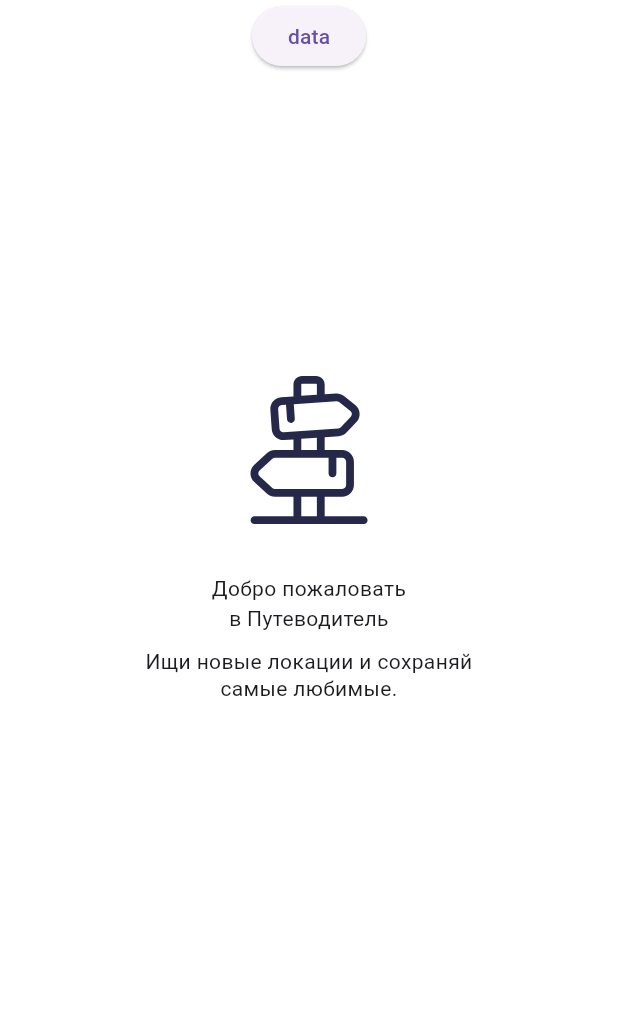
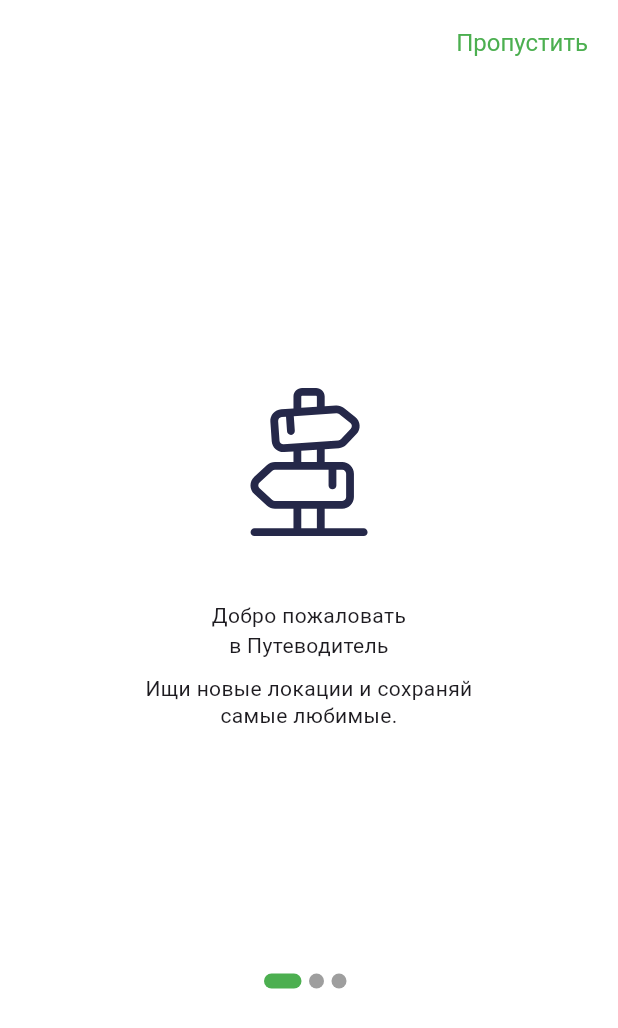
Before and after one commit to iljaKorn/surf-flutter-summer-school, a Flutter app: the screen it shows after launch, on a phone screen of 412 x 824 dp. Shown: the top 1028 px of the screen. Run offline on Flutter 3.47's test engine with Material 3 defaults, Android fonts, the phone set to English and light mode, and no system bars; our stand-ins replace cached_network_image, dio, equatable, flutter_svg, retrofit; generated files the repository leaves out were written again; statements that could not run were skipped.

Commit message:
Закончил экран и добавил переход на главный экран по кнопке

```diff
--- a/lib/features/app/app.dart
+++ b/lib/features/app/app.dart
@@ -2,6 +2,7 @@ import 'package:flutter/material.dart';
 import 'package:provider/provider.dart';
 import 'package:surf_places/features/app/di/app_dependencies.dart';
 import 'package:surf_places/features/onbording/screens/onboarding_screen.dart';
+import 'package:surf_places/features/onbording/screens/onboarding_screen_builder.dart';
 import 'package:surf_places/features/splash/splash_screen.dart';
 import 'package:surf_places/uikit/themes/app_theme_data.dart';
 
@@ -13,7 +14,11 @@ class App extends StatelessWidget {
   Widget build(BuildContext context) {
     return MultiProvider(
       providers: [...AppDependencies.providers()],
-      child: MaterialApp(debugShowCheckedModeBanner: false, theme: AppThemeData.lightTheme, home: OnboardingScreen()),
+      child: MaterialApp(
+        debugShowCheckedModeBanner: false,
+        theme: AppThemeData.lightTheme,
+        home: OnboardingScreenBuilder(),
+      ),
     );
   }
 }
--- /dev/null
+++ b/lib/features/onbording/di/onboarding_dependencies.dart
@@ -0,0 +1,9 @@
+import 'package:provider/provider.dart';
+import 'package:provider/single_child_widget.dart';
+import 'package:surf_places/features/onbording/screens/onboarding_model.dart';
+
+abstract class OnboardingDependencies {
+  static List<SingleChildWidget> providers() {
+    return [Provider<OnboardingModel>(create: (context) => OnboardingModel(isCompleted: false))];
+  }
+}
--- /dev/null
+++ b/lib/features/onbording/screens/onboarding_model.dart
@@ -0,0 +1,7 @@
+class OnboardingModel {
+  final bool _isCompleted;
+
+  OnboardingModel({required bool isCompleted}) : _isCompleted = isCompleted;
+
+  bool get isCompleted => _isCompleted;
+}
--- a/lib/features/onbording/screens/onboarding_screen.dart
+++ b/lib/features/onbording/screens/onboarding_screen.dart
@@ -1,17 +1,29 @@
 import 'package:flutter/material.dart';
 import 'package:surf_places/assets/images/app_svg_icons.dart';
 import 'package:surf_places/assets/strings/app_strings.dart';
+import 'package:surf_places/features/onbording/screens/onboarding_wm.dart';
 import 'package:surf_places/features/onbording/widgets/onboarding_page.dart';
+import 'package:surf_places/uikit/buttons/main_button.dart';
+import 'package:surf_places/uikit/buttons/text_button_widget.dart';
 
 class OnboardingScreen extends StatefulWidget {
-  const OnboardingScreen({super.key});
+  final OnboardingWm wm;
+
+  const OnboardingScreen({required this.wm, super.key});
 
   @override
   State<OnboardingScreen> createState() => _OnboardingScreenState();
 }
 
 class _OnboardingScreenState extends State<OnboardingScreen> {
+  late PageController pageController;
   int currentIndex = 0;
+
+  @override
+  void initState() {
+    super.initState();
+    pageController = PageController();
+  }
 
   final List<Widget> _slides = [
     const OnboardingPage(
@@ -34,16 +46,27 @@ class _OnboardingScreenState extends State<OnboardingScreen> {
   @override
   Widget build(BuildContext context) {
     return Scaffold(
+      appBar: AppBar(
+        actions: [
+          Visibility(
+            visible: currentIndex != _slides.length - 1,
+            child: TextButtonWidget(
+              title: AppStrings.onboardingSkipButton,
+              onPressed: () => widget.wm.onPressed(context),
+            ),
+          ),
+        ],
+      ),
       body: SafeArea(
         child: Column(
           children: [
-            ElevatedButton(onPressed: () {}, child: Text("data")),
             SizedBox(
               height: 200,
             ),
             Expanded(
               child: PageView.builder(
                 scrollDirection: Axis.horizontal,
+                controller: pageController,
                 onPageChanged: (value) {
                   setState(() {
                     currentIndex = value;
@@ -55,6 +78,34 @@ class _OnboardingScreenState extends State<OnboardingScreen> {
                 },
               ),
             ),
+            Row(
+              mainAxisAlignment: MainAxisAlignment.center,
+              children: List.generate(_slides.length, (index) {
+                return Container(
+                  height: 10,
+                  width: currentIndex == index ? 25 : 10,
+                  margin: EdgeInsets.only(right: 5),
+                  decoration: BoxDecoration(
+                    borderRadius: BorderRadius.circular(20),
+                    color: currentIndex == index ? Colors.green : Colors.grey,
+                  ),
+                );
+              }),
+            ),
+            SizedBox(
+              height: currentIndex == _slides.length - 1 ? 117 : 117 + 48,
+            ),
+            Visibility(
+              visible: currentIndex == _slides.length - 1,
+              child: Align(
+                alignment: Alignment.topCenter,
+                child: SizedBox(
+                  height: 48,
+                  width: 328,
+                  child: MainButton(onPressed: () => widget.wm.onPressed(context), child: Text('Старт')),
+                ),
+              ),
+            ),
           ],
         ),
       ),
--- /dev/null
+++ b/lib/features/onbording/screens/onboarding_screen_builder.dart
@@ -0,0 +1,21 @@
+import 'package:flutter/material.dart';
+import 'package:provider/provider.dart';
+import 'package:surf_places/features/onbording/di/onboarding_dependencies.dart';
+import 'package:surf_places/features/onbording/screens/onboarding_model.dart';
+import 'package:surf_places/features/onbording/screens/onboarding_screen.dart';
+import 'package:surf_places/features/onbording/screens/onboarding_wm.dart';
+
+class OnboardingScreenBuilder extends StatelessWidget {
+  const OnboardingScreenBuilder({super.key});
+
+  @override
+  Widget build(BuildContext context) {
+    return MultiProvider(
+      providers: [
+        ...OnboardingDependencies.providers(),
+        Provider<OnboardingWm>(create: (context) => OnboardingWm(context.read<OnboardingModel>())),
+      ],
+      child: Builder(builder: (context) => OnboardingScreen(wm: context.read<OnboardingWm>())),
+    );
+  }
+}
--- /dev/null
+++ b/lib/features/onbording/screens/onboarding_wm.dart
@@ -0,0 +1,15 @@
+import 'package:flutter/material.dart';
+import 'package:surf_places/features/onbording/screens/onboarding_model.dart';
+import 'package:surf_places/features/tabs_screen/tabs_screen.dart';
+
+class OnboardingWm {
+  final OnboardingModel _model;
+
+  OnboardingWm(this._model);
+
+  bool get isCompleted => _model.isCompleted;
+
+  void onPressed(BuildContext context) {
+    Navigator.of(context).push(MaterialPageRoute(builder: (context) => TabsScreen()));
+  }
+}
--- a/lib/features/onbording/widgets/onboarding_page.dart
+++ b/lib/features/onbording/widgets/onboarding_page.dart
@@ -22,7 +22,7 @@ class OnboardingPage extends StatelessWidget {
           width: size,
         ),
         SizedBox(
-          height: 30,
+          height: 40,
         ),
         Text(
           title,
```
